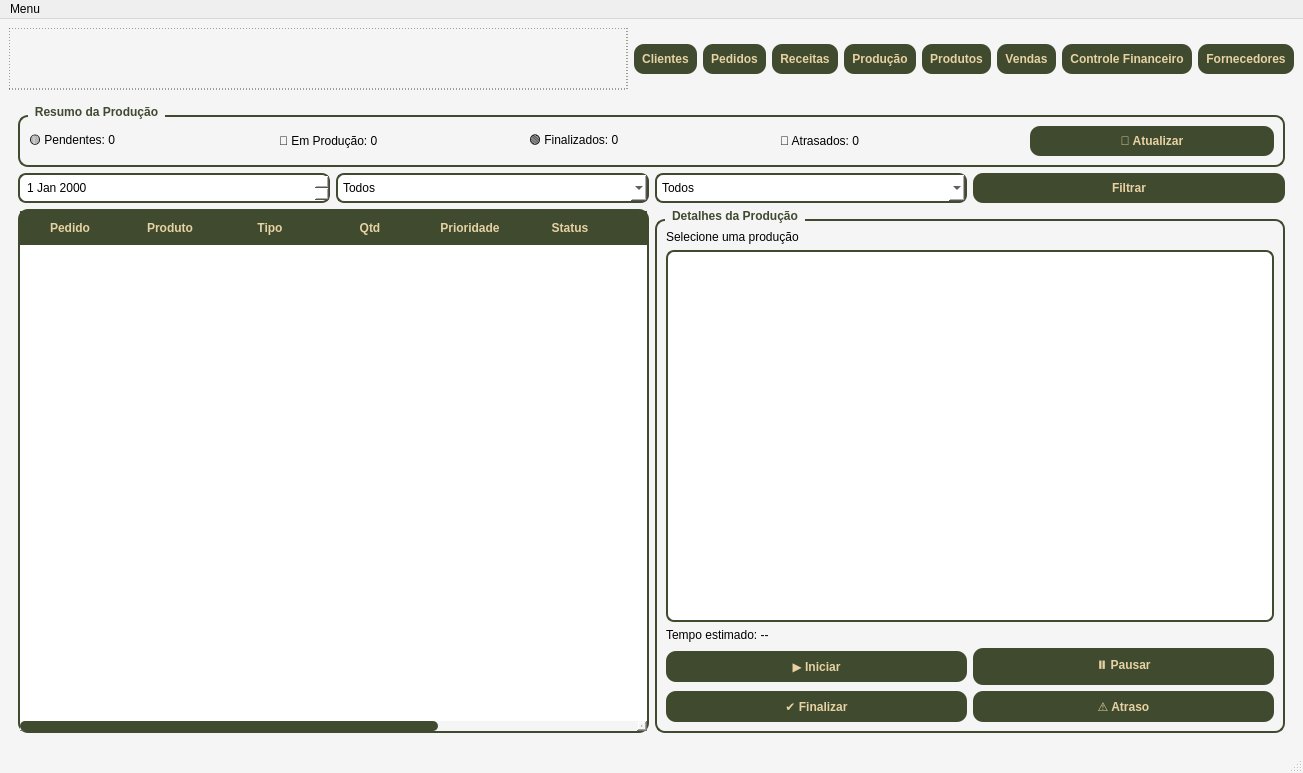
Above: telas/tela_menu.ui from Faeldh/sistema_confeitaria before the change. Below: the same form after it.
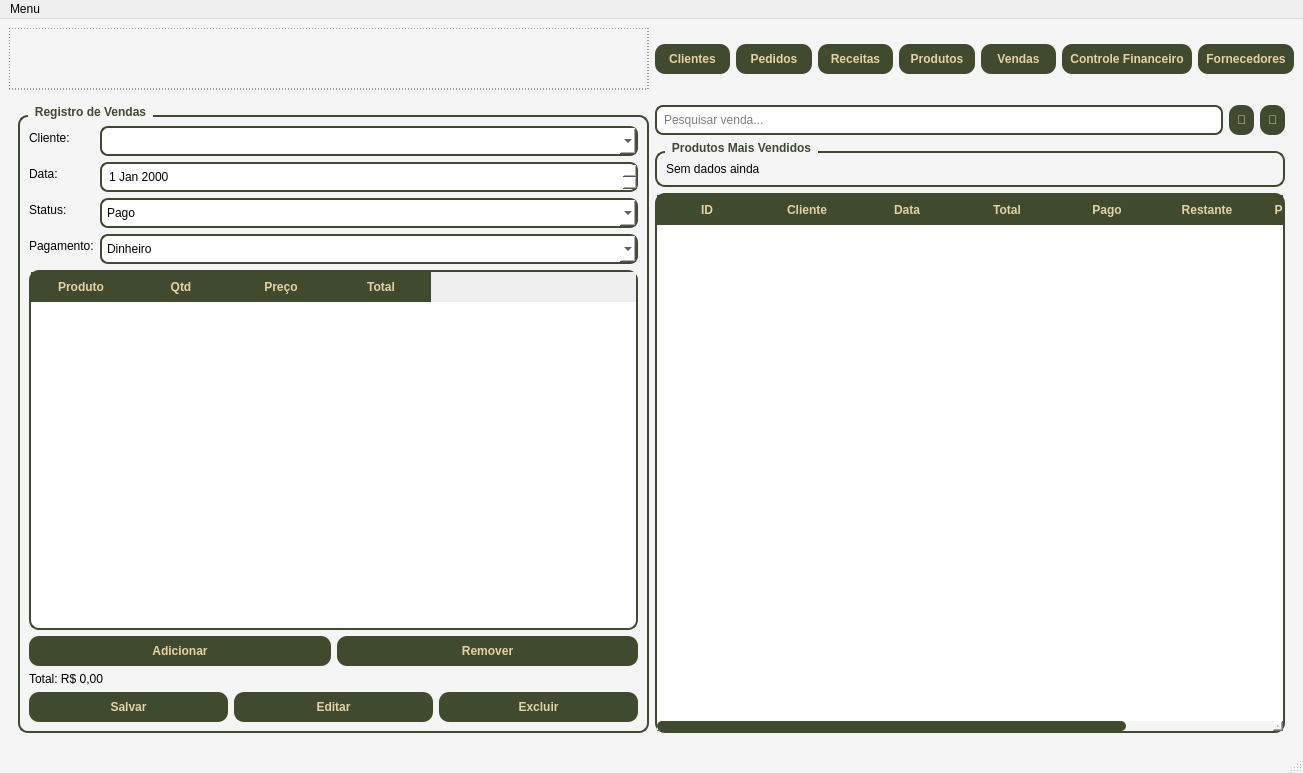
That is the form after the change. The open tabs and pages were chosen to show the change.

What changed in the file:
```diff
--- a/telas/tela_menu.ui
+++ b/telas/tela_menu.ui
@@ -64,13 +64,6 @@
           </property>
          </widget>
         </item>
-        <item>
-         <widget class="QPushButton" name="btn_producao">
-          <property name="text">
-           <string>Produção</string>
-          </property>
-         </widget>
-        </item>
         <item>
          <widget class="QPushButton" name="btn_produtos">
           <property name="text">
@@ -867,327 +860,6 @@
         </item>
        </layout>
       </widget>
-      <widget class="QWidget" name="pageControleProducao">
-       <layout class="QVBoxLayout">
-        <item>
-         <widget class="QGroupBox" name="groupBoxDashboardProducao">
-          <property name="title">
-           <string>Resumo da Produção</string>
-          </property>
-          <layout class="QHBoxLayout">
-           <item>
-            <widget class="QLabel" name="lblPendentes">
-             <property name="text">
-              <string>🟡 Pendentes: 0</string>
-             </property>
-            </widget>
-           </item>
-           <item>
-            <widget class="QLabel" name="lblProducao">
-             <property name="text">
-              <string>🔵 Em Produção: 0</string>
-             </property>
-            </widget>
-           </item>
-           <item>
-            <widget class="QLabel" name="lblFinalizados">
-             <property name="text">
-              <string>🟢 Finalizados: 0</string>
-             </property>
-            </widget>
-           </item>
-           <item>
-            <widget class="QLabel" name="lblAtrasados">
-             <property name="text">
-              <string>🔴 Atrasados: 0</string>
-             </property>
-            </widget>
-           </item>
-           <item>
-            <widget class="QPushButton" name="btnAtualizarProducao">
-             <property name="text">
-              <string>🔄 Atualizar</string>
-             </property>
-            </widget>
-           </item>
-          </layout>
-         </widget>
-        </item>
-        <item>
-         <layout class="QHBoxLayout">
-          <item>
-           <widget class="QDateEdit" name="dateFiltroProducao"/>
-          </item>
-          <item>
-           <widget class="QComboBox" name="comboFiltroTipo">
-            <item>
-             <property name="text">
-              <string>Todos</string>
-             </property>
-            </item>
-            <item>
-             <property name="text">
-              <string>Bolo</string>
-             </property>
-            </item>
-            <item>
-             <property name="text">
-              <string>Doce</string>
-             </property>
-            </item>
-            <item>
-             <property name="text">
-              <string>Salgado</string>
-             </property>
-            </item>
-            <item>
-             <property name="text">
-              <string>Massa</string>
-             </property>
-            </item>
-           </widget>
-          </item>
-          <item>
-           <widget class="QComboBox" name="comboFiltroStatus">
-            <item>
-             <property name="text">
-              <string>Todos</string>
-             </property>
-            </item>
-            <item>
-             <property name="text">
-              <string>Pendente</string>
-             </property>
-            </item>
-            <item>
-             <property name="text">
-              <string>Em Produção</string>
-             </property>
-            </item>
-            <item>
-             <property name="text">
-              <string>Finalizado</string>
-             </property>
-            </item>
-            <item>
-             <property name="text">
-              <string>Atrasado</string>
-             </property>
-            </item>
-           </widget>
-          </item>
-          <item>
-           <widget class="QPushButton" name="btnFiltrarProducao">
-            <property name="text">
-             <string>Filtrar</string>
-            </property>
-           </widget>
-          </item>
-         </layout>
-        </item>
-        <item>
-         <layout class="QHBoxLayout">
-          <item>
-           <widget class="QTableWidget" name="tableProducao">
-            <property name="styleSheet">
-             <string notr="true">QTableWidget#tableProducao {
-    background-color: white;
-    border: 2px solid #3F4A2F;
-    border-radius: 10px;
-    gridline-color: #3F4A2F;
-
-    alternate-background-color: #F0F0F0;
-    selection-background-color: #3F4A2F;
-    selection-color: #E6D2A2;
-
-    font-size: 12px;
-    color: #2E3723;
-}
-
-/* Espaçamento interno das células */
-QTableWidget#tableProducao::item {
-    padding: 6px;
-}
-
-/* Hover (quando passa o mouse) */
-QTableWidget#tableProducao::item:hover {
-    background-color: #E6D2A2;
-    color: #3F4A2F;
-}
-
-/* Linha selecionada */
-QTableWidget#tableProducao::item:selected {
-    background-color: #3F4A2F;
-    color: #E6D2A2;
-}
-
-/* Cabeçalho */
-QTableWidget#tableProducao QHeaderView::section {
-    background-color: #3F4A2F;
-    color: #E6D2A2;
-    padding: 8px;
-    border: none;
-    font-weight: bold;
-}
-
-/* Hover no cabeçalho */
-QTableWidget#tableProducao QHeaderView::section:hover {
-    background-color: #2E3723;
-}
-
-/* Remove borda feia de foco */
-QTableWidget#tableProducao {
-    outline: none;
-}
-
-/* Scrollbar vertical */
-QScrollBar:vertical {
-    background: #F5F5F5;
-    width: 10px;
-    border-radius: 5px;
-}
-
-QScrollBar::handle:vertical {
-    background: #3F4A2F;
-    border-radius: 5px;
-}
-
-QScrollBar::handle:vertical:hover {
-    background: #2E3723;
-}
-
-/* Scrollbar horizontal */
-QScrollBar:horizontal {
-    background: #F5F5F5;
-    height: 10px;
-    border-radius: 5px;
-}
-
-QScrollBar::handle:horizontal {
-    background: #3F4A2F;
-    border-radius: 5px;
-}
-
-QScrollBar::handle:horizontal:hover {
-    background: #2E3723;
-}</string>
-            </property>
-            <property name="columnCount">
-             <number>9</number>
-            </property>
-            <column>
-             <property name="text">
-              <string>Pedido</string>
-             </property>
-            </column>
-            <column>
-             <property name="text">
-              <string>Produto</string>
-             </property>
-            </column>
-            <column>
-             <property name="text">
-              <string>Tipo</string>
-             </property>
-            </column>
-            <column>
-             <property name="text">
-              <string>Qtd</string>
-             </property>
-            </column>
-            <column>
-             <property name="text">
-              <string>Prioridade</string>
-             </property>
-            </column>
-            <column>
-             <property name="text">
-              <string>Status</string>
-             </property>
-            </column>
-            <column>
-             <property name="text">
-              <string>Início</string>
-             </property>
-            </column>
-            <column>
-             <property name="text">
-              <string>Entrega</string>
-             </property>
-            </column>
-            <column>
-             <property name="text">
-              <string>Responsável</string>
-             </property>
-            </column>
-           </widget>
-          </item>
-          <item>
-           <widget class="QGroupBox" name="groupBoxDetalhesProducao">
-            <property name="title">
-             <string>Detalhes da Produção</string>
-            </property>
-            <layout class="QVBoxLayout">
-             <item>
-              <widget class="QLabel" name="lblDetalheProduto">
-               <property name="text">
-                <string>Selecione uma produção</string>
-               </property>
-              </widget>
-             </item>
-             <item>
-              <widget class="QTextEdit" name="txtDetalhesProducao"/>
-             </item>
-             <item>
-              <widget class="QLabel" name="lblTempoEstimado">
-               <property name="text">
-                <string>Tempo estimado: --</string>
-               </property>
-              </widget>
-             </item>
-             <item>
-              <layout class="QHBoxLayout">
-               <item>
-                <widget class="QPushButton" name="btnIniciarProducao">
-                 <property name="text">
-                  <string>▶ Iniciar</string>
-                 </property>
-                </widget>
-               </item>
-               <item>
-                <widget class="QPushButton" name="btnPausarProducao">
-                 <property name="text">
-                  <string>⏸ Pausar</string>
-                 </property>
-                </widget>
-               </item>
-              </layout>
-             </item>
-             <item>
-              <layout class="QHBoxLayout">
-               <item>
-                <widget class="QPushButton" name="btnFinalizarProducao">
-                 <property name="text">
-                  <string>✔ Finalizar</string>
-                 </property>
-                </widget>
-               </item>
-               <item>
-                <widget class="QPushButton" name="btnAtrasarProducao">
-                 <property name="text">
-                  <string>⚠ Atraso</string>
-                 </property>
-                </widget>
-               </item>
-              </layout>
-             </item>
-            </layout>
-           </widget>
-          </item>
-         </layout>
-        </item>
-       </layout>
-      </widget>
       <widget class="QWidget" name="pageProdutos">
        <layout class="QHBoxLayout">
         <item>
```
Left out of the diff: 313 changed lines with no effect on the pictures. Lines whose indentation alone changed are shown as unchanged.
